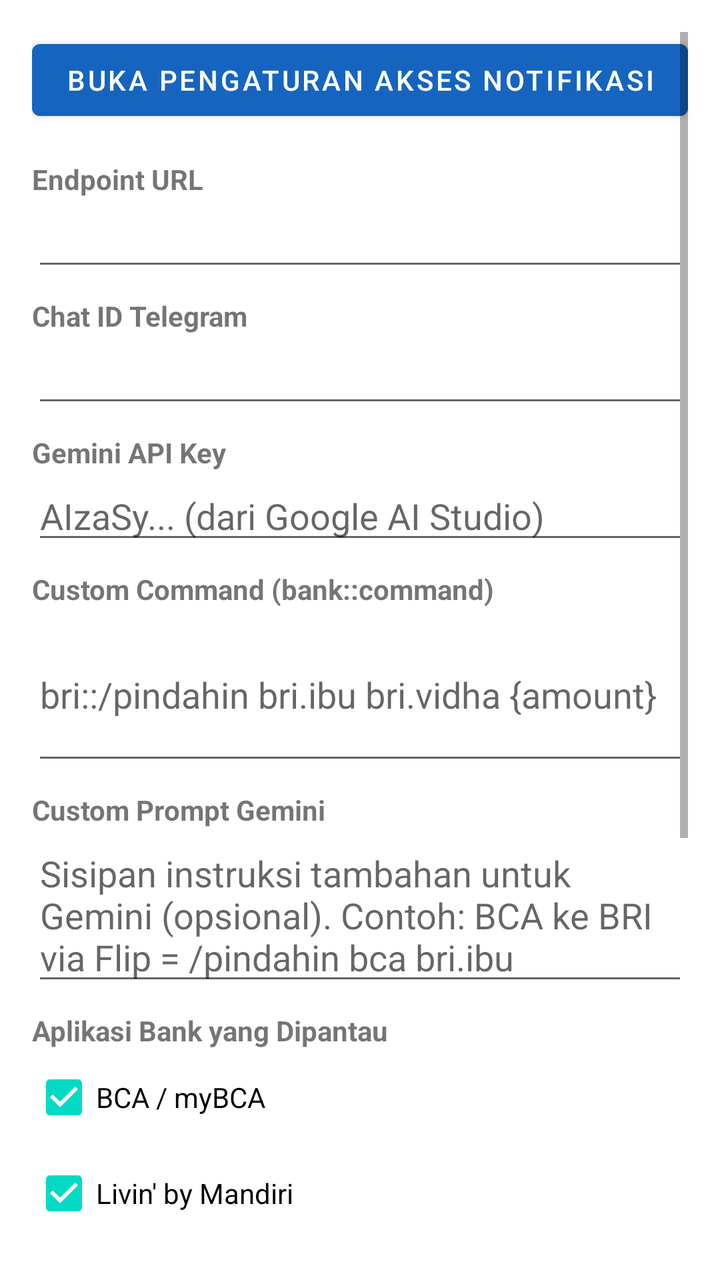
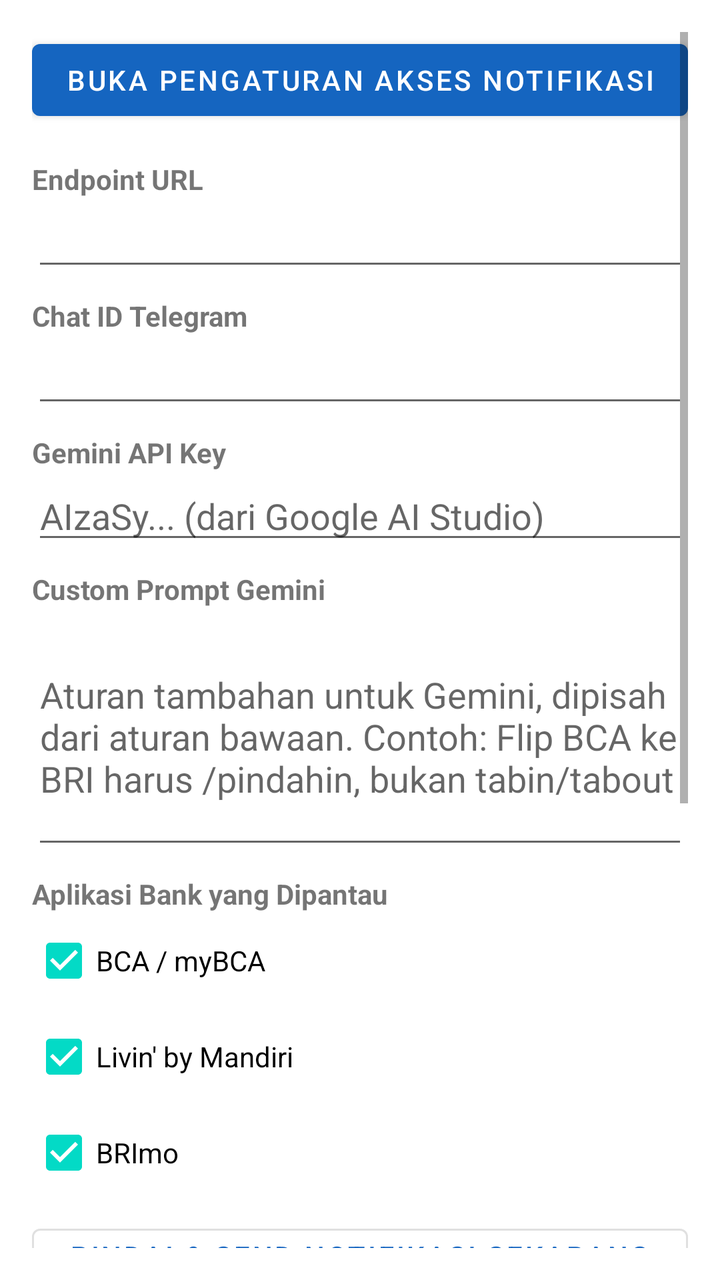

Two renders of the same Android screen: before a commit and after it. Below are the layout's source before the change and the commit's diff.
<!-- AndroidManifest.xml: application theme Theme.IBankNotif -->
<!-- res/layout/activity_main.xml -->
<?xml version="1.0" encoding="utf-8"?>
<ScrollView xmlns:android="http://schemas.android.com/apk/res/android"
    android:layout_width="match_parent"
    android:layout_height="match_parent"
    android:padding="16dp">

    <LinearLayout
        android:layout_width="match_parent"
        android:layout_height="wrap_content"
        android:orientation="vertical">

        <com.google.android.material.button.MaterialButton
            android:id="@+id/btnNotifAccess"
            android:layout_width="match_parent"
            android:layout_height="wrap_content"
            android:text="@string/btn_notif_access" />

        <com.google.android.material.textview.MaterialTextView
            android:layout_width="wrap_content"
            android:layout_height="wrap_content"
            android:text="@string/label_endpoint"
            android:textStyle="bold"
            android:layout_marginTop="16dp" />

        <com.google.android.material.textfield.TextInputEditText
            android:id="@+id/etEndpoint"
            android:layout_width="match_parent"
            android:layout_height="wrap_content"
            android:inputType="textUri"
            android:singleLine="true" />

        <com.google.android.material.textview.MaterialTextView
            android:layout_width="wrap_content"
            android:layout_height="wrap_content"
            android:text="@string/label_chatid"
            android:textStyle="bold"
            android:layout_marginTop="8dp" />

        <com.google.android.material.textfield.TextInputEditText
            android:id="@+id/etChatId"
            android:layout_width="match_parent"
            android:layout_height="wrap_content"
            android:inputType="numberSigned"
            android:singleLine="true" />

        <com.google.android.material.textview.MaterialTextView
            android:layout_width="wrap_content"
            android:layout_height="wrap_content"
            android:text="Gemini API Key"
            android:textStyle="bold"
            android:layout_marginTop="8dp" />

        <com.google.android.material.textfield.TextInputEditText
            android:id="@+id/etApiKey"
            android:layout_width="match_parent"
            android:layout_height="wrap_content"
            android:inputType="textPassword"
            android:singleLine="true"
            android:hint="AIzaSy... (dari Google AI Studio)" />

        <com.google.android.material.textview.MaterialTextView
            android:layout_width="wrap_content"
            android:layout_height="wrap_content"
            android:text="Custom Command (bank::command)"
            android:textStyle="bold"
            android:layout_marginTop="8dp" />

        <com.google.android.material.textfield.TextInputEditText
            android:id="@+id/etCustomCmd"
            android:layout_width="match_parent"
            android:layout_height="wrap_content"
            android:inputType="textMultiLine"
            android:minLines="3"
            android:hint="bri::/pindahin bri.ibu bri.vidha {amount}" />

        <com.google.android.material.textview.MaterialTextView
            android:layout_width="wrap_content"
            android:layout_height="wrap_content"
            android:text="Custom Prompt Gemini"
            android:textStyle="bold"
            android:layout_marginTop="8dp" />

        <com.google.android.material.textfield.TextInputEditText
            android:id="@+id/etCustomPrompt"
            android:layout_width="match_parent"
            android:layout_height="wrap_content"
            android:inputType="textMultiLine"
            android:minLines="3"
            android:hint="Sisipan instruksi tambahan untuk Gemini (opsional). Contoh: BCA ke BRI via Flip = /pindahin bca bri.ibu" />

        <com.google.android.material.textview.MaterialTextView
            android:layout_width="wrap_content"
            android:layout_height="wrap_content"
            android:text="@string/label_banks"
            android:textStyle="bold"
            android:layout_marginTop="8dp" />

        <com.google.android.material.checkbox.MaterialCheckBox
            android:id="@+id/cbBca"
            android:layout_width="wrap_content"
            android:layout_height="wrap_content"
            android:text="BCA / myBCA"
            android:checked="true" />

        <com.google.android.material.checkbox.MaterialCheckBox
            android:id="@+id/cbMandiri"
            android:layout_width="wrap_content"
            android:layout_height="wrap_content"
            android:text="Livin' by Mandiri"
            android:checked="true" />

        <com.google.android.material.checkbox.MaterialCheckBox
            android:id="@+id/cbBri"
            android:layout_width="wrap_content"
            android:layout_height="wrap_content"
            android:text="BRImo"
            android:checked="true" />

        <com.google.android.material.button.MaterialButton
            android:id="@+id/btnTrigger"
            android:layout_width="match_parent"
            android:layout_height="wrap_content"
            android:text="@string/btn_trigger"
            android:layout_marginTop="8dp"
            style="@style/Widget.MaterialComponents.Button.OutlinedButton" />

        <com.google.android.material.button.MaterialButton
            android:id="@+id/btnScanAi"
            android:layout_width="match_parent"
            android:layout_height="wrap_content"
            android:text="Pindai Notif dengan AI (Gemini)"
            android:layout_marginTop="8dp" />

        <com.google.android.material.button.MaterialButton
            android:id="@+id/btnClearLearn"
            android:layout_width="match_parent"
            android:layout_height="wrap_content"
            android:text="Bersihkan Hasil Belajar"
            android:layout_marginTop="8dp"
            style="@style/Widget.MaterialComponents.Button.TextButton" />

        <com.google.android.material.button.MaterialButton
            android:id="@+id/btnSave"
            android:layout_width="match_parent"
            android:layout_height="wrap_content"
            android:text="@string/btn_save"
            android:layout_marginTop="8dp" />

        <com.google.android.material.textview.MaterialTextView
            android:layout_width="wrap_content"
            android:layout_height="wrap_content"
            android:text="@string/label_log"
            android:textStyle="bold"
            android:layout_marginTop="16dp" />

        <TextView
            android:id="@+id/tvLog"
            android:layout_width="match_parent"
            android:layout_height="wrap_content"
            android:fontFamily="monospace"
            android:textSize="11sp"
            android:textColor="?android:attr/textColorSecondary"
            android:background="?android:attr/colorBackground"
            android:padding="8dp"
            android:maxLines="200"
            android:scrollbars="vertical" />

    </LinearLayout>
</ScrollView>
<!-- resources referenced by this layout -->
<resources>
  <string name="btn_notif_access">Buka Pengaturan Akses Notifikasi</string>
  <string name="btn_save">Simpan Pengaturan</string>
  <string name="btn_trigger">Pindai &amp; Send Notifikasi Sekarang (Manual)</string>
  <string name="label_banks">Aplikasi Bank yang Dipantau</string>
  <string name="label_chatid">Chat ID Telegram</string>
  <string name="label_endpoint">Endpoint URL</string>
  <string name="label_log">Log Transaksi Otomatis</string>
  <style name="Theme.IBankNotif" parent="Theme.MaterialComponents.DayNight.DarkActionBar">
          <item name="colorPrimary">#1565C0</item>
          <item name="colorPrimaryVariant">#0D47A1</item>
          <item name="colorOnPrimary">@android:color/white</item>
      </style>
</resources>

<!-- the commit's change to res/layout/activity_main.xml (unified diff, before → after) -->
@@ -61,21 +61,6 @@
         <com.google.android.material.textview.MaterialTextView
             android:layout_width="wrap_content"
             android:layout_height="wrap_content"
-            android:text="Custom Command (bank::command)"
-            android:textStyle="bold"
-            android:layout_marginTop="8dp" />
-
-        <com.google.android.material.textfield.TextInputEditText
-            android:id="@+id/etCustomCmd"
-            android:layout_width="match_parent"
-            android:layout_height="wrap_content"
-            android:inputType="textMultiLine"
-            android:minLines="3"
-            android:hint="bri::/pindahin bri.ibu bri.vidha {amount}" />
-
-        <com.google.android.material.textview.MaterialTextView
-            android:layout_width="wrap_content"
-            android:layout_height="wrap_content"
             android:text="Custom Prompt Gemini"
             android:textStyle="bold"
             android:layout_marginTop="8dp" />
@@ -85,8 +70,8 @@
             android:layout_width="match_parent"
             android:layout_height="wrap_content"
             android:inputType="textMultiLine"
-            android:minLines="3"
-            android:hint="Sisipan instruksi tambahan untuk Gemini (opsional). Contoh: BCA ke BRI via Flip = /pindahin bca bri.ibu" />
+            android:minLines="5"
+            android:hint="Aturan tambahan untuk Gemini, dipisah dari aturan bawaan. Contoh: Flip BCA ke BRI harus /pindahin, bukan tabin/tabout" />
 
         <com.google.android.material.textview.MaterialTextView
             android:layout_width="wrap_content"
@@ -132,6 +117,22 @@
             android:layout_marginTop="8dp" />
 
         <com.google.android.material.button.MaterialButton
+            android:id="@+id/btnRules"
+            android:layout_width="match_parent"
+            android:layout_height="wrap_content"
+            android:text="Aturan Klasifikasi"
+            android:layout_marginTop="8dp"
+            style="@style/Widget.MaterialComponents.Button.OutlinedButton" />
+
+        <com.google.android.material.button.MaterialButton
+            android:id="@+id/btnFixAi"
+            android:layout_width="match_parent"
+            android:layout_height="wrap_content"
+            android:text="Perbaiki Aturan dengan AI"
+            android:layout_marginTop="8dp"
+            style="@style/Widget.MaterialComponents.Button.OutlinedButton" />
+
+        <com.google.android.material.button.MaterialButton
             android:id="@+id/btnClearLearn"
             android:layout_width="match_parent"
             android:layout_height="wrap_content"
